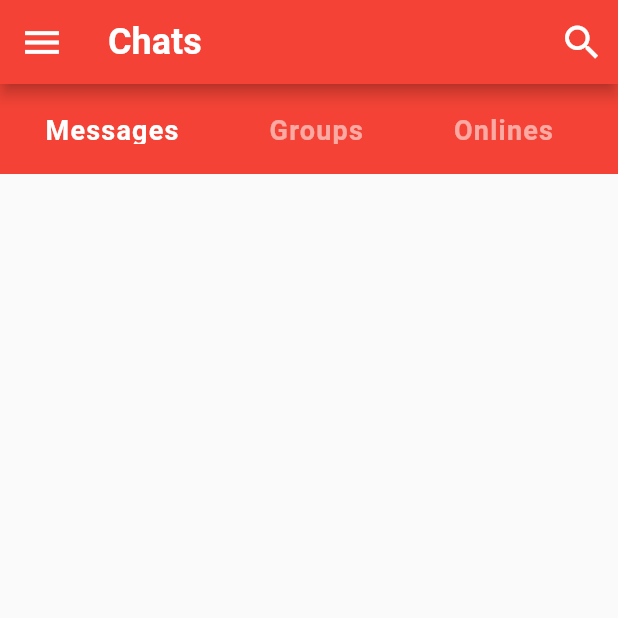
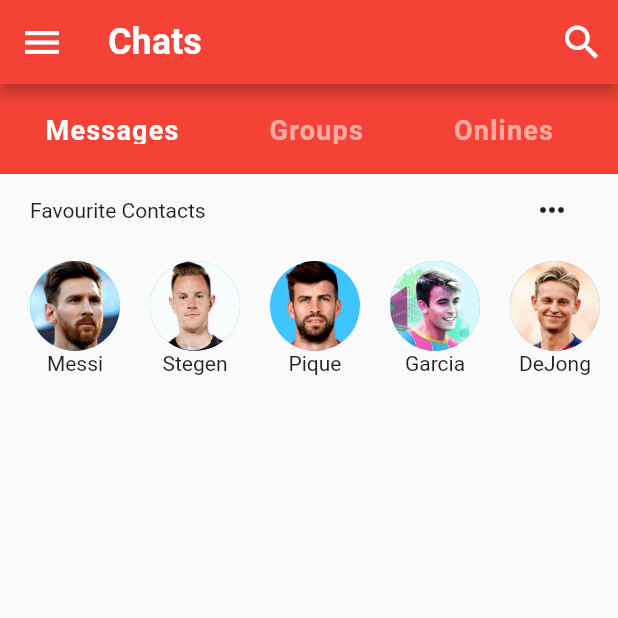
Before and after one commit to nctune2808/FlutterPract, a Flutter app: the screen it shows after launch, on a phone screen of 412 x 824 dp, the top half of it. Run offline on Flutter 3.47's test engine with Material 2 defaults, Android fonts, the phone set to English and light mode, and no system bars.

Commit message:
contacts

```diff
--- /dev/null
+++ b/chat_room/lib/components/Contact.dart
@@ -0,0 +1,49 @@
+import 'package:chat_room/models/Message.dart';
+import 'package:flutter/material.dart';
+
+class Contact extends StatelessWidget {
+  const Contact({Key? key}) : super(key: key);
+
+  @override
+  Widget build(BuildContext context) {
+    return Column(
+      children: <Widget>[
+        Padding(
+          padding: EdgeInsets.symmetric(horizontal: 20.0),
+          child: Row(
+            mainAxisAlignment: MainAxisAlignment.spaceBetween,
+            children: <Widget>[
+              Text("Favourite Contacts"),
+              IconButton(
+                onPressed: () {},
+                icon: Icon(Icons.more_horiz),
+              )
+            ],
+          ),
+        ),
+        Container(
+          height: 120.0,
+          child: ListView.builder(
+              padding: EdgeInsets.only(left: 10.0),
+              scrollDirection: Axis.horizontal,
+              itemCount: favourites.length,
+              itemBuilder: (BuildContext context, int index) {
+                return Padding(
+                  padding: const EdgeInsets.all(10.0),
+                  child: Column(
+                    children: <Widget>[
+                      CircleAvatar(
+                        radius: 30.0,
+                        backgroundColor: Colors.lightBlueAccent,
+                        backgroundImage: AssetImage(favourites[index].avatar),
+                      ),
+                      Text(favourites[index].name),
+                    ],
+                  ),
+                );
+              }),
+        )
+      ],
+    );
+  }
+}
--- a/chat_room/lib/models/Message.dart
+++ b/chat_room/lib/models/Message.dart
@@ -40,7 +40,25 @@ final User pique = User(
   avatar: "assets/images/Pique_avt.png",
 );
 
-List<User> favourites = [messi, stegen, pique];
+final User garcia = User(
+  id: 4,
+  name: "Garcia",
+  avatar: "assets/images/Garcia_avt.png",
+);
+
+final User dejong = User(
+  id: 5,
+  name: "DeJong",
+  avatar: "assets/images/DeJong_avt.png",
+);
+
+final User pedri = User(
+  id: 6,
+  name: "Pedri",
+  avatar: "assets/images/Pedri_avt.png",
+);
+
+List<User> favourites = [messi, stegen, pique, garcia, dejong, pedri];
 
 List<Message> chats = [
   Message(
@@ -64,4 +82,25 @@ List<Message> chats = [
     isLiked: false,
     unread: true,
   ),
+  Message(
+    sender: garcia,
+    time: "18:00 PM",
+    text: "Hello, I am Garcia",
+    isLiked: false,
+    unread: true,
+  ),
+  Message(
+    sender: dejong,
+    time: "20:00 PM",
+    text: "Hello, I am DeJong",
+    isLiked: false,
+    unread: true,
+  ),
+  Message(
+    sender: pedri,
+    time: "22:00 PM",
+    text: "Hello, I am Pedri",
+    isLiked: false,
+    unread: true,
+  ),
 ];
--- a/chat_room/lib/views/HomeScreen.dart
+++ b/chat_room/lib/views/HomeScreen.dart
@@ -1,3 +1,4 @@
+import 'package:chat_room/components/Contact.dart';
 import 'package:chat_room/components/category.dart';
 import 'package:flutter/material.dart';
 
@@ -31,6 +32,11 @@ class _HomeScreenState extends State<HomeScreen> {
       body: Column(
         children: <Widget>[
           Category(),
+          Column(
+            children: <Widget>[
+              Contact(),
+            ],
+          )
         ],
       ),
     );
```
Also changed, not shown: chat_room/assets/images/DeJong_avt.png (added), chat_room/assets/images/Garcia_avt.png (added), chat_room/assets/images/Messi_avt.png, chat_room/assets/images/Pedri_avt.png (added), chat_room/assets/images/Pique_avt.png, chat_room/assets/images/Stegen_avt.png.
